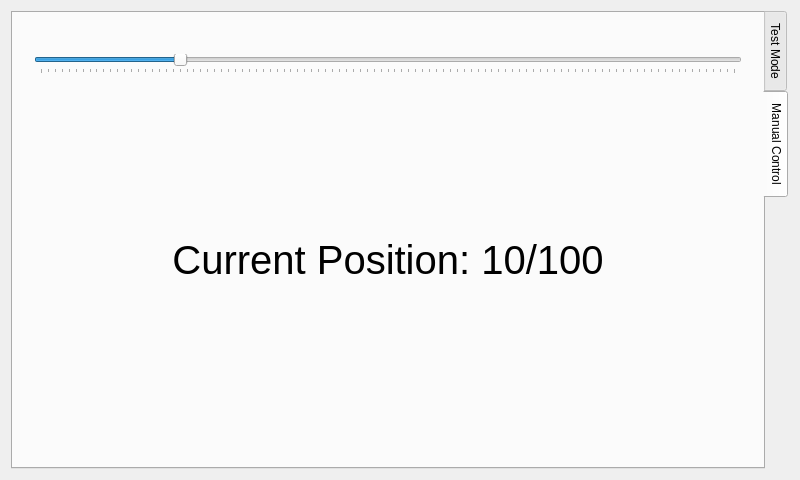
First picture: the form in PullTestGui/Qt_Files/UIDesign/mainwindow.ui, repository SJuola/TomPullTest, before the edit.
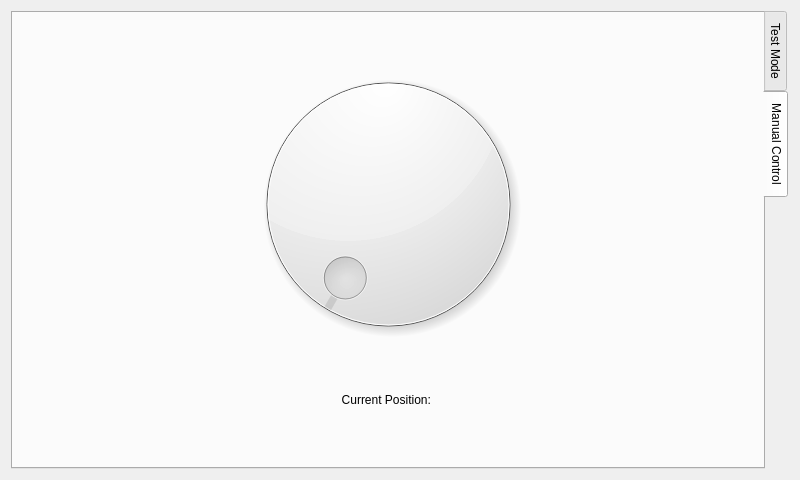
Second picture: the form after the edit. The open tabs and pages were chosen to show the change.

Commit message: changed slider into dial

Patch:
```diff
--- a/PullTestGui/Qt_Files/UIDesign/mainwindow.ui
+++ b/PullTestGui/Qt_Files/UIDesign/mainwindow.ui
@@ -283,38 +283,37 @@
            <number>30</number>
           </property>
           <item>
-           <widget class="QSlider" name="horizontalSlider">
-            <property name="font">
-             <font>
-              <pointsize>30</pointsize>
-             </font>
+           <widget class="QDial" name="dial">
+            <property name="sizePolicy">
+             <sizepolicy hsizetype="Minimum" vsizetype="Minimum">
+              <horstretch>0</horstretch>
+              <verstretch>0</verstretch>
+             </sizepolicy>
             </property>
-            <property name="maximum">
-             <number>100</number>
-            </property>
-            <property name="singleStep">
-             <number>1</number>
-            </property>
-            <property name="sliderPosition">
-             <number>20</number>
-            </property>
-            <property name="orientation">
-             <enum>Qt::Horizontal</enum>
-            </property>
-            <property name="tickPosition">
-             <enum>QSlider::TicksBelow</enum>
+            <property name="minimumSize">
+             <size>
+              <width>300</width>
+              <height>300</height>
+             </size>
             </property>
            </widget>
           </item>
           <item>
            <widget class="QLabel" name="label_3">
-            <property name="font">
-             <font>
-              <pointsize>30</pointsize>
-             </font>
+            <property name="sizePolicy">
+             <sizepolicy hsizetype="Preferred" vsizetype="Minimum">
+              <horstretch>0</horstretch>
+              <verstretch>0</verstretch>
+             </sizepolicy>
+            </property>
+            <property name="minimumSize">
+             <size>
+              <width>0</width>
+              <height>20</height>
+             </size>
             </property>
             <property name="text">
-             <string>Current Position: 10/100</string>
+             <string>Current Position: </string>
             </property>
             <property name="alignment">
              <set>Qt::AlignCenter</set>
```
Left out of the diff: 5 changed lines with no effect on the pictures. The commit also changes 1 other file.
